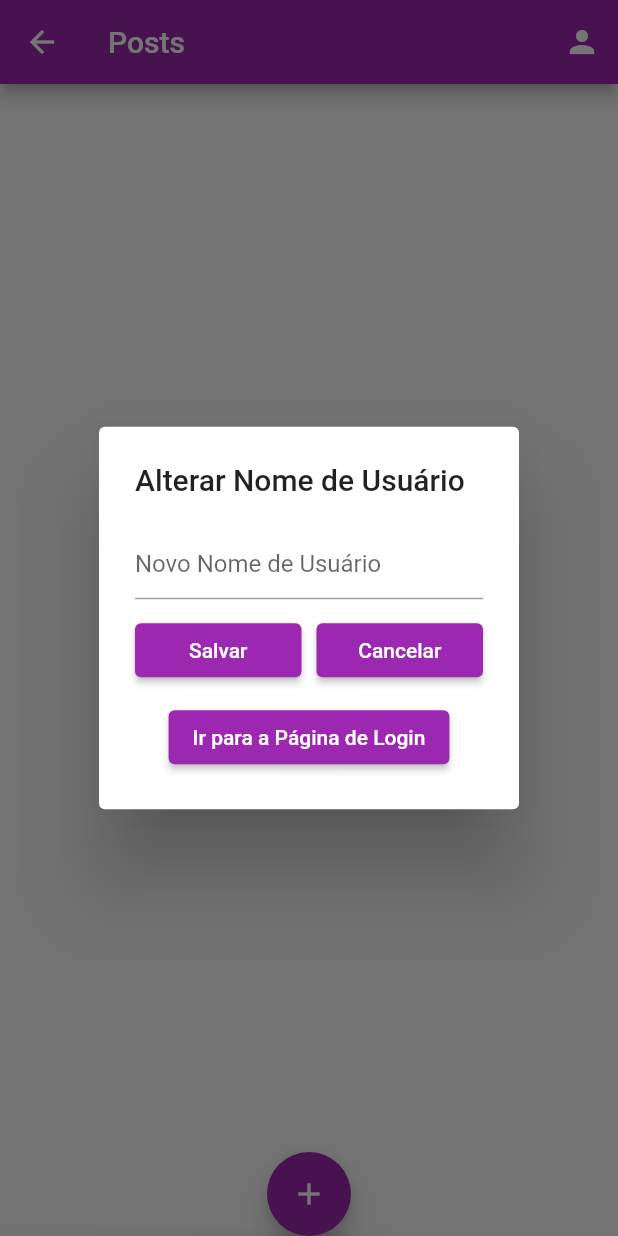
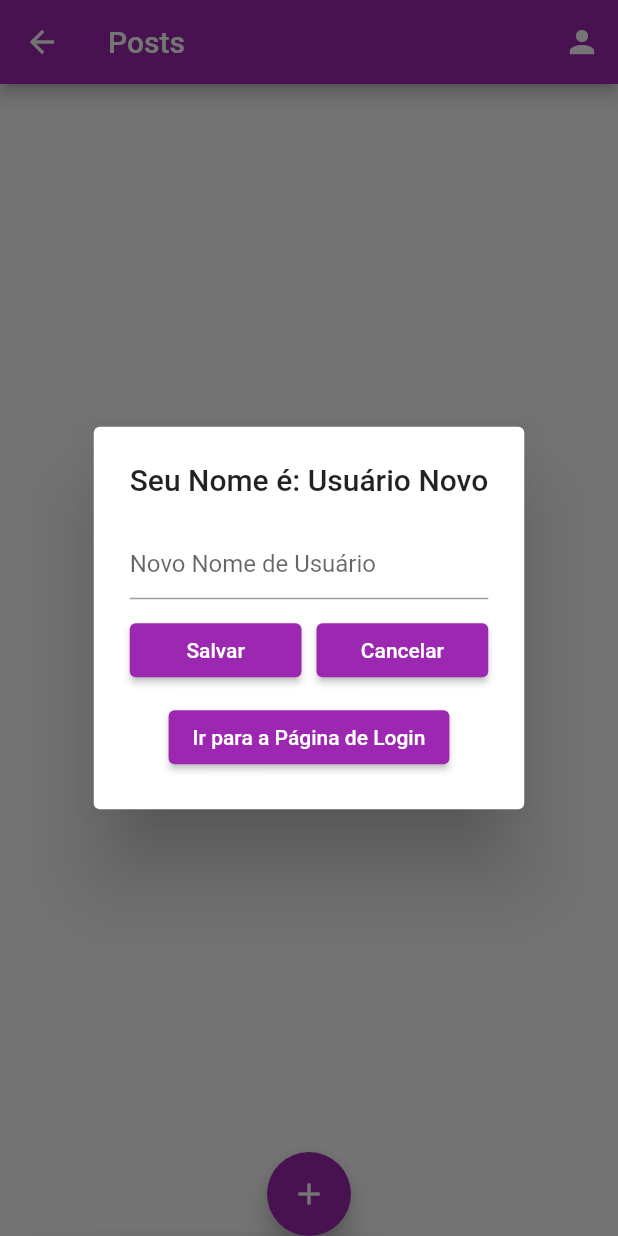
Before and after one commit to MarceloAG323/MusicSocial, a Flutter app: the HomeLayout screen opened directly, after a tap on the "person" icon, on a phone screen of 412 x 824 dp. Run offline on Flutter 3.47's test engine with Material 2 defaults, Android fonts, the phone set to English and light mode, and no system bars.

Commit message:
update né

```diff
--- a/lib/home_layout.dart
+++ b/lib/home_layout.dart
@@ -195,25 +195,33 @@ class _HomeLayoutState extends State<HomeLayout> {
   }
 
   void _openUserSettingsDialog(BuildContext context) {
+  TextEditingController _textController = TextEditingController();
+
   showDialog(
     context: context,
     builder: (BuildContext context) {
       return StatefulBuilder(
         builder: (context, setState) {
           return AlertDialog(
-              title: Text('Alterar Nome de Usuário'),
+            title: Text('Seu Nome é: $_userName'),
             content: Column(
               mainAxisSize: MainAxisSize.min,
               children: [
-                  TextField(
+                Row(
+                  children: [
+                    Expanded(
+                      child: TextField(
+                        controller: _textController,
                         onChanged: (value) {
-                      setState(() {
-                        _userName = value;
-                      });
+                          // Atualiza temporariamente o título enquanto digita
+                          setState(() {});
                         },
                         decoration: InputDecoration(
                           hintText: 'Novo Nome de Usuário',
                         ),
+                      ),
+                    ),
+                  ],
                 ),
                 SizedBox(height: 10.0),
                 Row(
@@ -221,8 +229,9 @@ class _HomeLayoutState extends State<HomeLayout> {
                     Expanded(
                       child: ElevatedButton(
                         onPressed: () {
-                            // Lógica para salvar o novo nome de usuário
-                            Navigator.of(context).pop();
+                          setState(() {
+                            _userName = _textController.text;
+                          });
                         },
                         child: Text('Salvar'),
                       ),
@@ -255,6 +264,7 @@ class _HomeLayoutState extends State<HomeLayout> {
     },
   );
 }
+
 }
 
 class Post {
```
Lines whose indentation alone changed are shown as unchanged.
